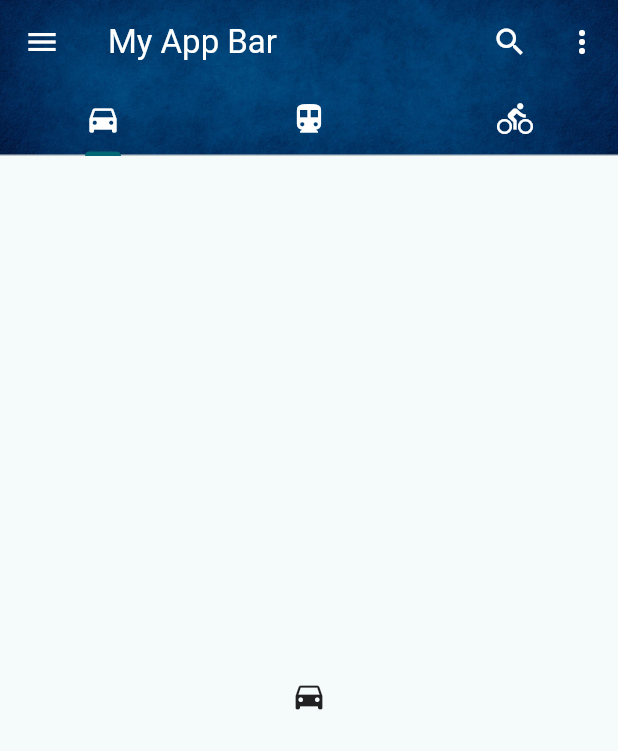
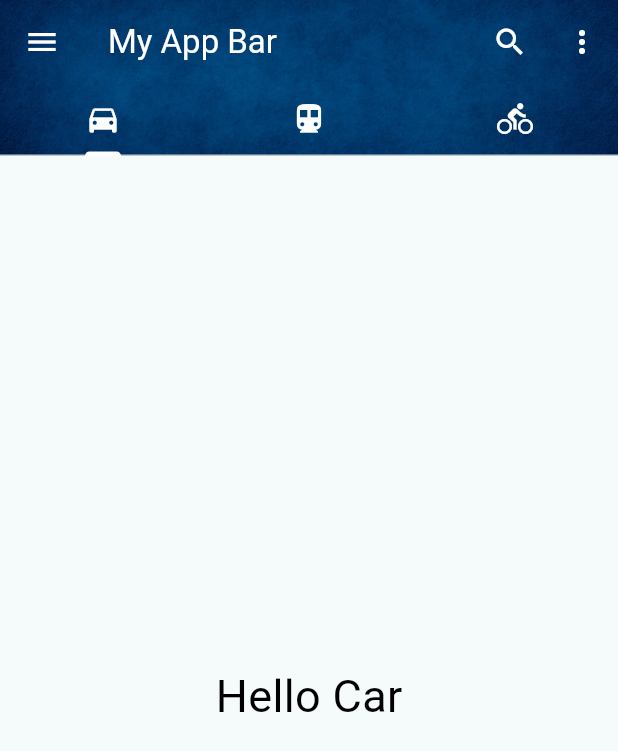
Before and after one commit to ushanwk/Flutter-Self-Learning-Room, a Flutter app: the screen it shows after launch, on a phone screen of 412 x 824 dp. Shown: the top 751 px of the screen. Run offline on Flutter 3.47's test engine with Material 3 defaults, Android fonts, the phone set to English and light mode, and no system bars; our stand-ins replace device_preview.

Commit message:
tabs developing

```diff
--- a/flutter_application_2/lib/main.dart
+++ b/flutter_application_2/lib/main.dart
@@ -88,16 +88,35 @@ class MyHomePage extends StatelessWidget {
                   )
               ),
             ],
+            indicatorColor: Colors.white,
           ),
         ),
-        body: const TabBarView(
+        body: TabBarView(
           children: [
-            Icon(Icons.directions_car),
-            Icon(Icons.directions_transit),
-            Icon(Icons.directions_bike),
+            tab1(),
+            tab2(),
+            tab3(),
           ],
         ),
       ),
     );
   }
+
+  Widget tab1(){
+    return const Center(
+      child: Text('Hello Car', style: TextStyle(color: Colors.black, fontSize: 30),),
+    );
+  }
+
+  Widget tab2(){
+    return const Center(
+      child: Text('Hello Train', style: TextStyle(color: Colors.black, fontSize: 30),),
+    );
+  }
+
+  Widget tab3(){
+    return const Center(
+      child: Text('Hello Bicycle', style: TextStyle(color: Colors.black, fontSize: 30),),
+    );
+  }
 }
```
